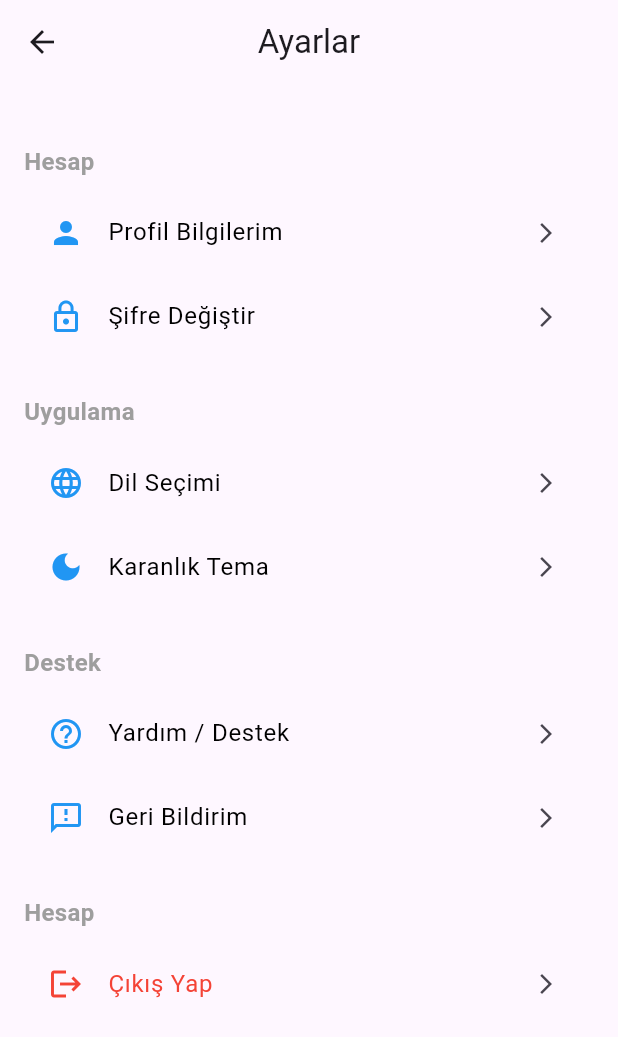
After one commit to Mert30/finora, a Flutter app: the MainScreen screen opened directly, after a tap on the "settings" icon, on a phone screen of 412 x 824 dp. The commit adds this screen. Shown: the top 1037 px of the screen. Run offline on Flutter 3.47's test engine with Material 3 defaults, Android fonts, the phone set to English and light mode, and no system bars; our stand-ins replace firebase_auth, firebase_core, font_awesome_flutter, google_fonts, lottie; accounts and stored records are empty; network calls fail.

Commit message:
`dashboard, ayarlar ve transaction sayfalari bitti`

```diff
--- a/finora_app/lib/features/auth/presentation/pages/login_page.dart
+++ b/finora_app/lib/features/auth/presentation/pages/login_page.dart
@@ -1,3 +1,4 @@
+import 'package:finora_app/features/main_screen/presentation/pages/main_screen.dart';
 import 'package:finora_app/features/password_reset/presentation/pages/password_reset__page.dart';
 import 'package:flutter/material.dart';
 import 'package:firebase_auth/firebase_auth.dart';
@@ -32,7 +33,10 @@ class _LoginPageState extends State<LoginPage> {
       );
 
       if (userCredential.user != null) {
-        // Yönlendirme veya state update işlemi
+        Navigator.pushReplacement(
+          context,
+          MaterialPageRoute(builder: (context) => const MainScreen()),
+        );
       }
     } on FirebaseAuthException catch (e) {
       setState(() {
--- /dev/null
+++ b/finora_app/lib/features/dashboard/presentation/pages/dashboard_page.dart
@@ -0,0 +1,171 @@
+import 'package:finora_app/features/settings/presentation/pages/settings_page.dart';
+import 'package:flutter/material.dart';
+import 'package:font_awesome_flutter/font_awesome_flutter.dart';
+
+class DashboardPage extends StatelessWidget {
+  const DashboardPage({super.key});
+
+  @override
+  Widget build(BuildContext context) {
+    return Scaffold(
+      appBar: AppBar(
+        centerTitle: true,
+        title: const Text('Dashboard'),
+        actions: [
+          IconButton(
+            icon: const Icon(Icons.settings),
+            onPressed: () {
+              Navigator.pushReplacement(
+                context,
+                MaterialPageRoute(builder: (context) => const SettingsPage()),
+              );
+            },
+          ),
+        ],
+      ),
+      body: SingleChildScrollView(
+        padding: const EdgeInsets.all(16.0),
+        child: Column(
+          children: [
+            _buildBalanceCard(),
+            const SizedBox(height: 16),
+            _buildSummaryRow(),
+            const SizedBox(height: 16),
+            _buildQuickActions(),
+            const SizedBox(height: 16),
+            _buildRecentTransactions(),
+          ],
+        ),
+      ),
+    );
+  }
+
+  Widget _buildBalanceCard() {
+    return Card(
+      elevation: 4,
+      shape: RoundedRectangleBorder(borderRadius: BorderRadius.circular(16)),
+      child: Container(
+        padding: const EdgeInsets.all(24),
+        width: double.infinity,
+        child: Column(
+          crossAxisAlignment: CrossAxisAlignment.start,
+          children: const [
+            Text(
+              'Toplam Bakiye',
+              style: TextStyle(fontSize: 18, fontWeight: FontWeight.w500),
+            ),
+            SizedBox(height: 10),
+            Text(
+              '₺12,340.00',
+              style: TextStyle(fontSize: 32, fontWeight: FontWeight.bold),
+            ),
+          ],
+        ),
+      ),
+    );
+  }
+
+  Widget _buildSummaryRow() {
+    return Row(
+      mainAxisAlignment: MainAxisAlignment.spaceBetween,
+      children: [
+        _buildSummaryCard(
+          icon: FontAwesomeIcons.arrowDown,
+          label: 'Gelir',
+          amount: '₺7,000',
+        ),
+        _buildSummaryCard(
+          icon: FontAwesomeIcons.arrowUp,
+          label: 'Gider',
+          amount: '₺4,300',
+        ),
+        _buildSummaryCard(
+          icon: FontAwesomeIcons.bullseye,
+          label: 'Hedef',
+          amount: '₺10,000',
+        ),
+      ],
+    );
+  }
+
+  Widget _buildSummaryCard({
+    required IconData icon,
+    required String label,
+    required String amount,
+  }) {
+    return Expanded(
+      child: Card(
+        shape: RoundedRectangleBorder(borderRadius: BorderRadius.circular(12)),
+        child: Padding(
+          padding: const EdgeInsets.symmetric(vertical: 16, horizontal: 12),
+          child: Column(
+            children: [
+              FaIcon(icon, size: 24),
+              const SizedBox(height: 8),
+              Text(label, style: const TextStyle(fontWeight: FontWeight.w600)),
+              const SizedBox(height: 4),
+              Text(
+                amount,
+                style: const TextStyle(
+                  fontWeight: FontWeight.bold,
+                  fontSize: 16,
+                ),
+              ),
+            ],
+          ),
+        ),
+      ),
+    );
+  }
+
+  Widget _buildQuickActions() {
+    return Row(
+      mainAxisAlignment: MainAxisAlignment.spaceAround,
+      children: [
+        _buildActionButton(Icons.add, 'Gelir Ekle'),
+        _buildActionButton(Icons.remove, 'Gider Ekle'),
+        _buildActionButton(Icons.bar_chart, 'Grafikler'),
+      ],
+    );
+  }
+
+  Widget _buildActionButton(IconData icon, String label) {
+    return Column(
+      children: [
+        CircleAvatar(radius: 28, child: Icon(icon, size: 28)),
+        const SizedBox(height: 8),
+        Text(label),
+      ],
+    );
+  }
+
+  Widget _buildRecentTransactions() {
+    return Column(
+      crossAxisAlignment: CrossAxisAlignment.start,
+      children: [
+        const Text(
+          'Son İşlemler',
+          style: TextStyle(fontSize: 18, fontWeight: FontWeight.bold),
+        ),
+        const SizedBox(height: 12),
+        _buildTransactionTile('Market', '-₺120', Icons.shopping_cart),
+        _buildTransactionTile('Maaş', '+₺3,000', Icons.attach_money),
+        _buildTransactionTile('Netflix', '-₺63', Icons.tv),
+      ],
+    );
+  }
+
+  Widget _buildTransactionTile(String title, String amount, IconData icon) {
+    return ListTile(
+      leading: CircleAvatar(child: Icon(icon)),
+      title: Text(title),
+      trailing: Text(
+        amount,
+        style: TextStyle(
+          color: amount.startsWith('-') ? Colors.red : Colors.green,
+          fontWeight: FontWeight.bold,
+        ),
+      ),
+    );
+  }
+}
--- /dev/null
+++ b/finora_app/lib/features/main_screen/presentation/pages/main_screen.dart
@@ -0,0 +1,43 @@
+import 'package:finora_app/features/dashboard/presentation/pages/dashboard_page.dart';
+import 'package:flutter/material.dart';
+//import '../../../dashboard/presentation/pages/dashboard_page.dart';
+import '../../../transactions/presentation/pages/add_transaction_page.dart';
+//import '../../../history/presentation/pages/history_page.dart';
+//import '../../../analytics/presentation/pages/analytics_page.dart';
+
+class MainScreen extends StatefulWidget {
+  const MainScreen({super.key});
+
+  @override
+  State<MainScreen> createState() => _MainScreenState();
+}
+
+class _MainScreenState extends State<MainScreen> {
+  int _currentIndex = 0;
+
+  final List<Widget> _pages = const [
+    DashboardPage(),
+    AddTransactionPage(),
+    //HistoryPage(),
+    //AnalyticsPage(),
+  ];
+
+  @override
+  Widget build(BuildContext context) {
+    return Scaffold(
+      body: IndexedStack(index: _currentIndex, children: _pages),
+      bottomNavigationBar: BottomNavigationBar(
+        currentIndex: _currentIndex,
+        onTap: (index) => setState(() => _currentIndex = index),
+        selectedItemColor: const Color(0xFF0D47A1),
+        unselectedItemColor: Colors.grey,
+        items: const [
+          BottomNavigationBarItem(icon: Icon(Icons.home), label: 'Anasayfa'),
+          BottomNavigationBarItem(icon: Icon(Icons.add), label: 'Ekle'),
+          BottomNavigationBarItem(icon: Icon(Icons.history), label: 'Geçmiş'),
+          BottomNavigationBarItem(icon: Icon(Icons.pie_chart), label: 'Analiz'),
+        ],
+      ),
+    );
+  }
+}
--- /dev/null
+++ b/finora_app/lib/features/settings/presentation/pages/settings_page.dart
@@ -0,0 +1,78 @@
+import 'package:finora_app/features/main_screen/presentation/pages/main_screen.dart';
+import 'package:flutter/material.dart';
+import '../widgets/settings_tile.dart';
+import '../widgets/section_header.dart';
+
+class SettingsPage extends StatelessWidget {
+  const SettingsPage({super.key});
+
+  @override
+  Widget build(BuildContext context) {
+    return Scaffold(
+      appBar: AppBar(
+        leading: IconButton(
+          icon: const Icon(Icons.arrow_back),
+          onPressed: () {
+            Navigator.pushReplacement(
+              context,
+              MaterialPageRoute(builder: (context) => const MainScreen()),
+            );
+          },
+        ),
+        centerTitle: true,
+        title: const Text('Ayarlar'),
+      ),
+      body: ListView(
+        padding: const EdgeInsets.all(16),
+        children: [
+          const SectionHeader(title: 'Hesap'),
+          const SettingsTile(
+            icon: Icons.person,
+            title: 'Profil Bilgilerim',
+            onTap: null, // Profil sayfasına yönlendirme yapılabilir
+          ),
+          const SettingsTile(
+            icon: Icons.lock_outline,
+            title: 'Şifre Değiştir',
+            onTap: null,
+          ),
+
+          const SectionHeader(title: 'Uygulama'),
+          const SettingsTile(
+            icon: Icons.language,
+            title: 'Dil Seçimi',
+            onTap: null,
+          ),
+          const SettingsTile(
+            icon: Icons.dark_mode,
+            title: 'Karanlık Tema',
+            onTap: null,
+          ),
+
+          const SectionHeader(title: 'Destek'),
+          const SettingsTile(
+            icon: Icons.help_outline,
+            title: 'Yardım / Destek',
+            onTap: null,
+          ),
+          const SettingsTile(
+            icon: Icons.feedback_outlined,
+            title: 'Geri Bildirim',
+            onTap: null,
+          ),
+
+          const SectionHeader(title: 'Hesap'),
+          SettingsTile(
+            icon: Icons.logout,
+            title: 'Çıkış Yap',
+            iconColor: Colors.red,
+            textColor: Colors.red,
+            onTap: () {
+              // Firebase signOut vs yapılabilir
+            },
+          ),
+        ],
+      ),
+    );
+  }
+}
--- /dev/null
+++ b/finora_app/lib/features/settings/presentation/widgets/section_header.dart
@@ -0,0 +1,22 @@
+import 'package:flutter/material.dart';
+
+class SectionHeader extends StatelessWidget {
+  final String title;
+
+  const SectionHeader({super.key, required this.title});
+
+  @override
+  Widget build(BuildContext context) {
+    return Padding(
+      padding: const EdgeInsets.only(top: 24, bottom: 8),
+      child: Text(
+        title,
+        style: const TextStyle(
+          fontSize: 16,
+          fontWeight: FontWeight.bold,
+          color: Colors.grey,
+        ),
+      ),
+    );
+  }
+}
--- /dev/null
+++ b/finora_app/lib/features/settings/presentation/widgets/settings_tile.dart
@@ -0,0 +1,28 @@
+import 'package:flutter/material.dart';
+
+class SettingsTile extends StatelessWidget {
+  final IconData icon;
+  final String title;
+  final VoidCallback? onTap;
+  final Color? iconColor;
+  final Color? textColor;
+
+  const SettingsTile({
+    super.key,
+    required this.icon,
+    required this.title,
+    this.onTap,
+    this.iconColor,
+    this.textColor,
+  });
+
+  @override
+  Widget build(BuildContext context) {
+    return ListTile(
+      leading: Icon(icon, color: iconColor ?? Colors.blue),
+      title: Text(title, style: TextStyle(color: textColor ?? Colors.black)),
+      trailing: const Icon(Icons.arrow_forward_ios, size: 16),
+      onTap: onTap,
+    );
+  }
+}
--- /dev/null
+++ b/finora_app/lib/features/transactions/presentation/pages/add_transaction_page.dart
@@ -0,0 +1,148 @@
+import 'package:flutter/material.dart';
+import '../widgets/category_dropdown.dart';
+import '../widgets/amount_input_field.dart';
+import '../widgets/date_picker_field.dart';
+import '../widgets/description_input_field.dart';
+import '../widgets/primary_button.dart';
+
+class AddTransactionPage extends StatefulWidget {
+  const AddTransactionPage({super.key});
+
+  @override
+  State<AddTransactionPage> createState() => _AddTransactionPageState();
+}
+
+class _AddTransactionPageState extends State<AddTransactionPage> {
+  final _formKey = GlobalKey<FormState>();
+
+  String? _selectedCategory;
+  final List<String> _categories = [
+    'Gıda',
+    'Ulaşım',
+    'Sağlık',
+    'Eğlence',
+    'Fatura',
+    'Diğer',
+  ];
+
+  final TextEditingController _amountController = TextEditingController();
+  final TextEditingController _descriptionController = TextEditingController();
+  DateTime? _selectedDate;
+
+  bool _isSaving = false;
+
+  void _onDateSelected(DateTime date) {
+    setState(() {
+      _selectedDate = date;
+    });
+  }
+
+  void _saveTransaction() {
+    if (!_formKey.currentState!.validate()) return;
+    if (_selectedDate == null) {
+      ScaffoldMessenger.of(
+        context,
+      ).showSnackBar(const SnackBar(content: Text('Lütfen tarih seçiniz')));
+      return;
+    }
+
+    setState(() {
+      _isSaving = true;
+    });
+
+    // Kaydetme simülasyonu (API veya Firebase burada yapılacak)
+    Future.delayed(const Duration(seconds: 2), () {
+      setState(() {
+        _isSaving = false;
+      });
+
+      ScaffoldMessenger.of(context).showSnackBar(
+        const SnackBar(content: Text('İşlem başarıyla kaydedildi!')),
+      );
+
+      _formKey.currentState!.reset();
+      _selectedDate = null;
+      _selectedCategory = null;
+      _amountController.clear();
+      _descriptionController.clear();
+    });
+  }
+
+  @override
+  void dispose() {
+    _amountController.dispose();
+    _descriptionController.dispose();
+    super.dispose();
+  }
+
+  @override
+  Widget build(BuildContext context) {
+    final primaryColor = Colors.indigo.shade700;
+    final backgroundColor = Colors.grey.shade100;
+
+    return Scaffold(
+      backgroundColor: backgroundColor,
+      appBar: AppBar(
+        title: const Text('Yeni İşlem Ekle'),
+        centerTitle: true,
+        backgroundColor: primaryColor,
+        elevation: 8,
+        shadowColor: primaryColor.withOpacity(0.7),
+      ),
+      body: SingleChildScrollView(
+        padding: const EdgeInsets.symmetric(horizontal: 24, vertical: 28),
+        child: Form(
+          key: _formKey,
+          child: Container(
+            padding: const EdgeInsets.all(24),
+            decoration: BoxDecoration(
+              color: Colors.white,
+              borderRadius: BorderRadius.circular(28),
+              boxShadow: [
+                BoxShadow(
+                  color: primaryColor.withOpacity(0.1),
+                  blurRadius: 18,
+                  offset: const Offset(0, 10),
+                ),
+                BoxShadow(
+                  color: primaryColor.withOpacity(0.05),
+                  blurRadius: 15,
+                  offset: const Offset(0, 4),
+                ),
+              ],
+            ),
+            child: Column(
+              children: [
+                CategoryDropdown(
+                  label: 'Kategori',
+                  categories: _categories,
+                  value: _selectedCategory,
+                  onChanged: (val) => setState(() => _selectedCategory = val),
+                ),
+                const SizedBox(height: 24),
+                AmountInputField(controller: _amountController),
+                const SizedBox(height: 24),
+                DatePickerField(
+                  label: 'Tarih',
+                  selectedDate: _selectedDate,
+                  onDateSelected: _onDateSelected,
+                ),
+                const SizedBox(height: 24),
+                DescriptionInputField(controller: _descriptionController),
+                const SizedBox(height: 36),
+                _isSaving
+                    ? CircularProgressIndicator(color: primaryColor)
+                    : PrimaryButton(
+                        label: 'Kaydet',
+                        onPressed: _saveTransaction,
+                        color: Colors.white,
+                        shadowColor: primaryColor.withOpacity(0.8),
+                      ),
+              ],
+            ),
+          ),
+        ),
+      ),
+    );
+  }
+}
--- /dev/null
+++ b/finora_app/lib/features/transactions/presentation/widgets/amount_input_field.dart
@@ -0,0 +1,32 @@
+import 'package:flutter/material.dart';
+
+class AmountInputField extends StatelessWidget {
+  final TextEditingController controller;
+
+  const AmountInputField({super.key, required this.controller});
+
+  @override
+  Widget build(BuildContext context) {
+    return TextFormField(
+      controller: controller,
+      keyboardType: const TextInputType.numberWithOptions(decimal: true),
+      decoration: InputDecoration(
+        labelText: 'Tutar',
+        filled: true,
+        fillColor: Colors.deepPurple.shade50,
+        prefixIcon: Icon(Icons.attach_money, color: Colors.deepPurple.shade400),
+        border: OutlineInputBorder(
+          borderRadius: BorderRadius.circular(18),
+          borderSide: BorderSide.none,
+        ),
+      ),
+      validator: (val) {
+        if (val == null || val.isEmpty) return 'Lütfen tutar giriniz';
+        final parsed = double.tryParse(val.replaceAll(',', '.'));
+        if (parsed == null || parsed <= 0) return 'Geçerli tutar giriniz';
+        return null;
+      },
+      style: const TextStyle(fontWeight: FontWeight.w600),
+    );
+  }
+}
--- /dev/null
+++ b/finora_app/lib/features/transactions/presentation/widgets/category_dropdown.dart
@@ -0,0 +1,50 @@
+import 'package:flutter/material.dart';
+
+class CategoryDropdown extends StatelessWidget {
+  final String label;
+  final List<String> categories;
+  final String? value;
+  final ValueChanged<String?> onChanged;
+
+  const CategoryDropdown({
+    super.key,
+    required this.label,
+    required this.categories,
+    required this.value,
+    required this.onChanged,
+  });
+
+  @override
+  Widget build(BuildContext context) {
+    return DropdownButtonFormField<String>(
+      value: value,
+      decoration: InputDecoration(
+        labelText: label,
+        filled: true,
+        fillColor: Colors.deepPurple.shade50,
+        prefixIcon: Icon(Icons.category, color: Colors.deepPurple.shade400),
+        border: OutlineInputBorder(
+          borderRadius: BorderRadius.circular(18),
+          borderSide: BorderSide.none,
+        ),
+      ),
+      items: categories
+          .map(
+            (c) => DropdownMenuItem(
+              value: c,
+              child: Text(
+                c,
+                style: TextStyle(
+                  color: Colors.deepPurple.shade900,
+                  fontWeight: FontWeight.w600,
+                ),
+              ),
+            ),
+          )
+          .toList(),
+      onChanged: onChanged,
+      validator: (val) => val == null ? 'Lütfen kategori seçiniz' : null,
+      iconEnabledColor: Colors.deepPurple.shade600,
+    );
+  }
+}
--- /dev/null
+++ b/finora_app/lib/features/transactions/presentation/widgets/date_picker_field.dart
@@ -0,0 +1,48 @@
+import 'package:flutter/material.dart';
+
+class DatePickerField extends StatelessWidget {
+  final String label;
+  final DateTime? selectedDate;
+  final ValueChanged<DateTime> onDateSelected;
+  final String? Function(DateTime?)? validator;
+
+  const DatePickerField({
+    super.key,
+    required this.label,
+    required this.selectedDate,
+    required this.onDateSelected,
+    this.validator,
+  });
+
+  Future<void> _selectDate(BuildContext context) async {
+    final now = DateTime.now();
+    final picked = await showDatePicker(
+      context: context,
+      initialDate: selectedDate ?? now,
+      firstDate: DateTime(now.year - 5),
+      lastDate: DateTime(now.year + 5),
+    );
+    if (picked != null) {
+      onDateSelected(picked);
+    }
+  }
+
+  @override
+  Widget build(BuildContext context) {
+    return GestureDetector(
+      onTap: () => _selectDate(context),
+      child: AbsorbPointer(
+        child: TextFormField(
+          decoration: InputDecoration(
+            labelText: selectedDate == null
+                ? label
+                : '$label: ${selectedDate!.day}.${selectedDate!.month}.${selectedDate!.year}',
+            border: OutlineInputBorder(borderRadius: BorderRadius.circular(12)),
+            prefixIcon: const Icon(Icons.calendar_today),
+          ),
+          validator: (val) => validator?.call(selectedDate),
+        ),
+      ),
+    );
+  }
+}
--- /dev/null
+++ b/finora_app/lib/features/transactions/presentation/widgets/description_input_field.dart
@@ -0,0 +1,26 @@
+import 'package:flutter/material.dart';
+
+class DescriptionInputField extends StatelessWidget {
+  final TextEditingController controller;
+
+  const DescriptionInputField({super.key, required this.controller});
+
+  @override
+  Widget build(BuildContext context) {
+    return TextFormField(
+      controller: controller,
+      maxLines: 4,
+      decoration: InputDecoration(
+        labelText: 'Açıklama (opsiyonel)',
+        filled: true,
+        fillColor: Colors.deepPurple.shade50,
+        prefixIcon: Icon(Icons.note, color: Colors.deepPurple.shade400),
+        border: OutlineInputBorder(
+          borderRadius: BorderRadius.circular(18),
+          borderSide: BorderSide.none,
+        ),
+      ),
+      style: const TextStyle(fontWeight: FontWeight.w600),
+    );
+  }
+}
--- /dev/null
+++ b/finora_app/lib/features/transactions/presentation/widgets/primary_button.dart
@@ -0,0 +1,37 @@
+import 'package:flutter/material.dart';
+
+class PrimaryButton extends StatelessWidget {
+  final String label;
+  final VoidCallback onPressed;
+  final Color color;
+  final Color shadowColor;
+
+  const PrimaryButton({
+    super.key,
+    required this.label,
+    required this.onPressed,
+    this.color = Colors.deepPurple,
+    this.shadowColor = Colors.deepPurpleAccent,
+  });
+
+  @override
+  Widget build(BuildContext context) {
+    return SizedBox(
+      width: double.infinity,
+      height: 56,
+      child: ElevatedButton(
+        onPressed: onPressed,
+        style: ElevatedButton.styleFrom(
+          backgroundColor: color,
+          elevation: 12,
+          shadowColor: shadowColor.withOpacity(0.7),
+          shape: RoundedRectangleBorder(
+            borderRadius: BorderRadius.circular(30),
+          ),
+          textStyle: const TextStyle(fontSize: 20, fontWeight: FontWeight.bold),
+        ),
+        child: Text(label),
+      ),
+    );
+  }
+}
--- a/finora_app/pubspec.yaml
+++ b/finora_app/pubspec.yaml
@@ -39,6 +39,7 @@ dependencies:
   google_fonts: ^6.3.0
   firebase_auth: ^6.0.0
   cloud_firestore: ^6.0.0
+  font_awesome_flutter: ^10.9.0
 
 dev_dependencies:
   flutter_test:
```
Also changed, not shown: finora_app/pubspec.lock.
